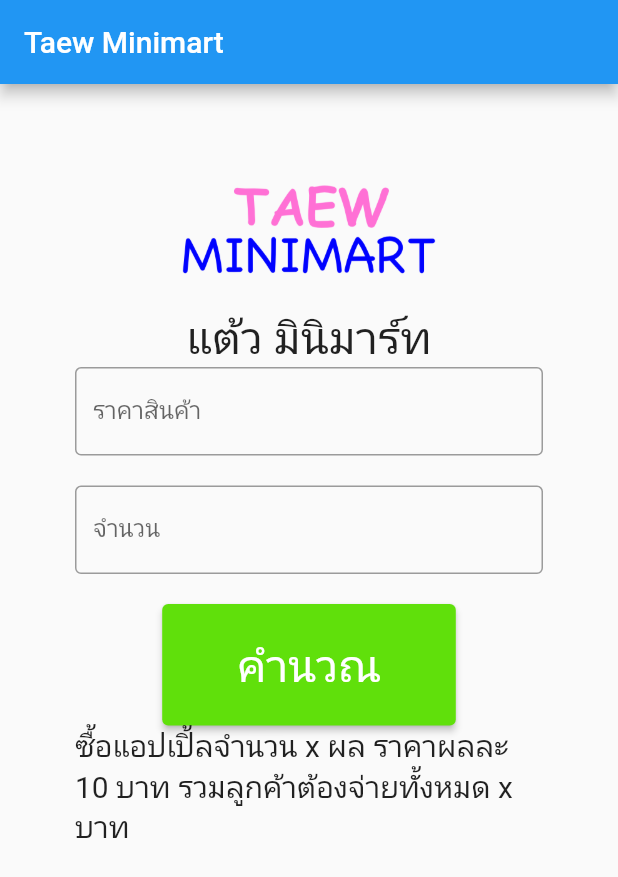
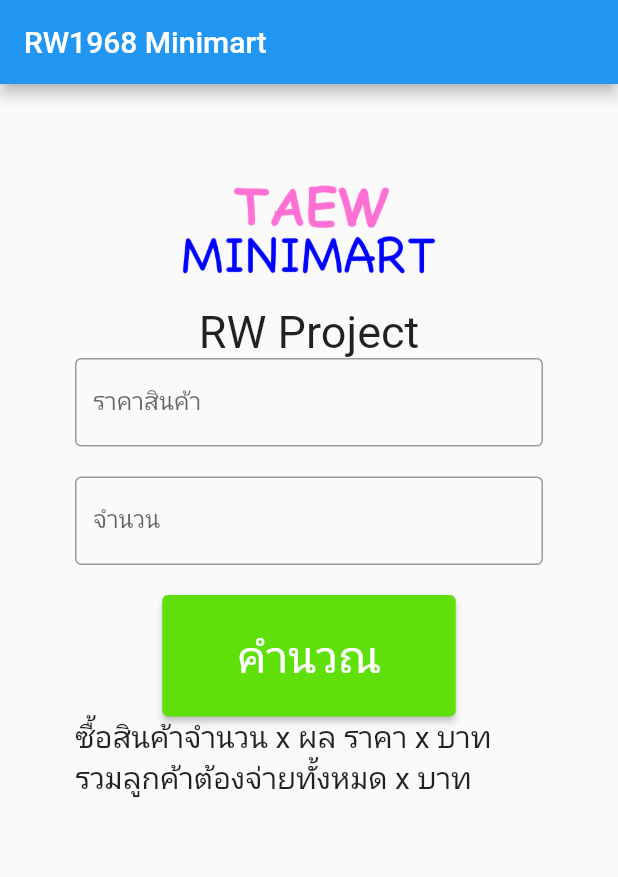
Before and after one commit to woravi/calaulate, a Flutter app: the screen it shows after launch, on a phone screen of 412 x 824 dp. Shown: the top 877 px of the screen. Run offline on Flutter 3.47's test engine with Material 2 defaults, Android fonts, the phone set to English and light mode, and no system bars.

Commit message:
Initial commit 2

```diff
--- a/lib/main.dart
+++ b/lib/main.dart
@@ -14,7 +14,7 @@ class MyApp extends StatelessWidget {
   Widget build(BuildContext context) {
     return MaterialApp(
         home: Scaffold(
-          appBar: AppBar(title: const Text("Taew Minimart")),
+          appBar: AppBar(title: const Text("RW1968 Minimart")),
           body: const Home(),
         ));
   }
@@ -38,7 +38,7 @@ class _HomeState extends State<Home> {
     // ฟังชั่นพิเศษที่ใช้สำหรับการตั้งค่าในตอนแรก
     super.initState();
 
-    result.text = "ซื้อแอปเปิ้ลจำนวน x ผล ราคาผลละ 10 บาท รวมลูกค้าต้องจ่ายทั้งหมด x บาท";
+    result.text = "ซื้อสินค้าจำนวน x ผล ราคา x บาท รวมลูกค้าต้องจ่ายทั้งหมด x บาท";
 
   }
 
@@ -52,7 +52,7 @@ class _HomeState extends State<Home> {
               child: Column(
                 children: [
                   Image.asset('assets/header_home.png', width: 300, ),
-                  const Text("แต้ว มินิมาร์ท", style: TextStyle(fontSize: 30,),),
+                  const Text("RW Project", style: TextStyle(fontSize: 30,),),
                   TextField(
                       controller: price,
                       decoration: const InputDecoration(
```
